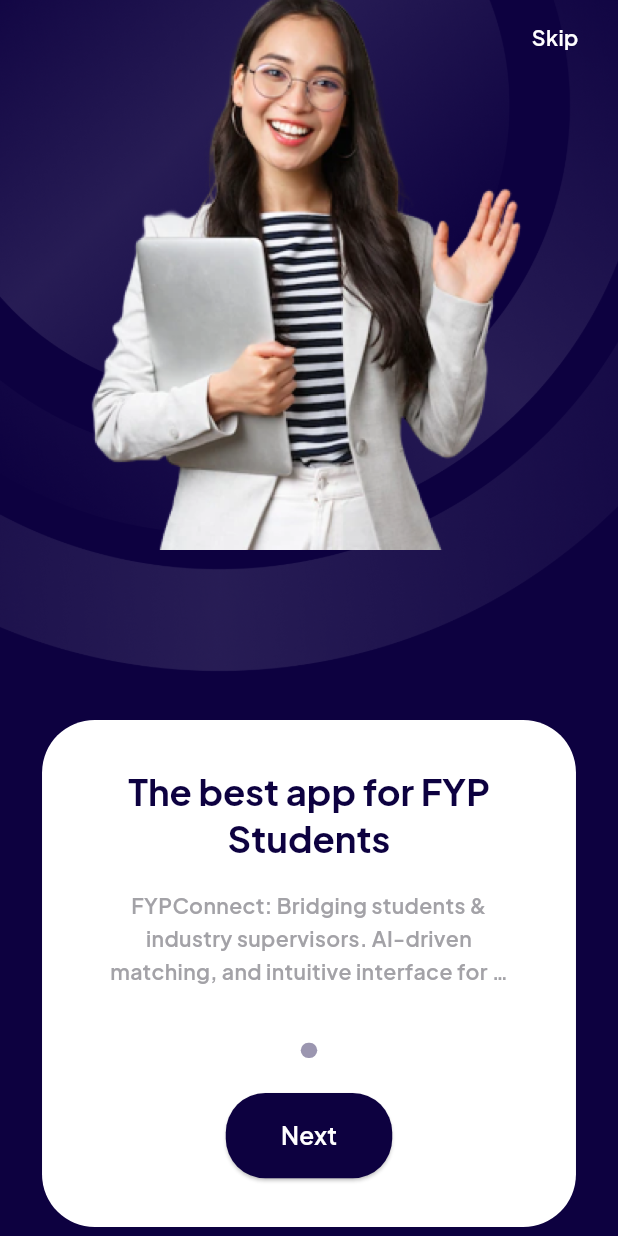
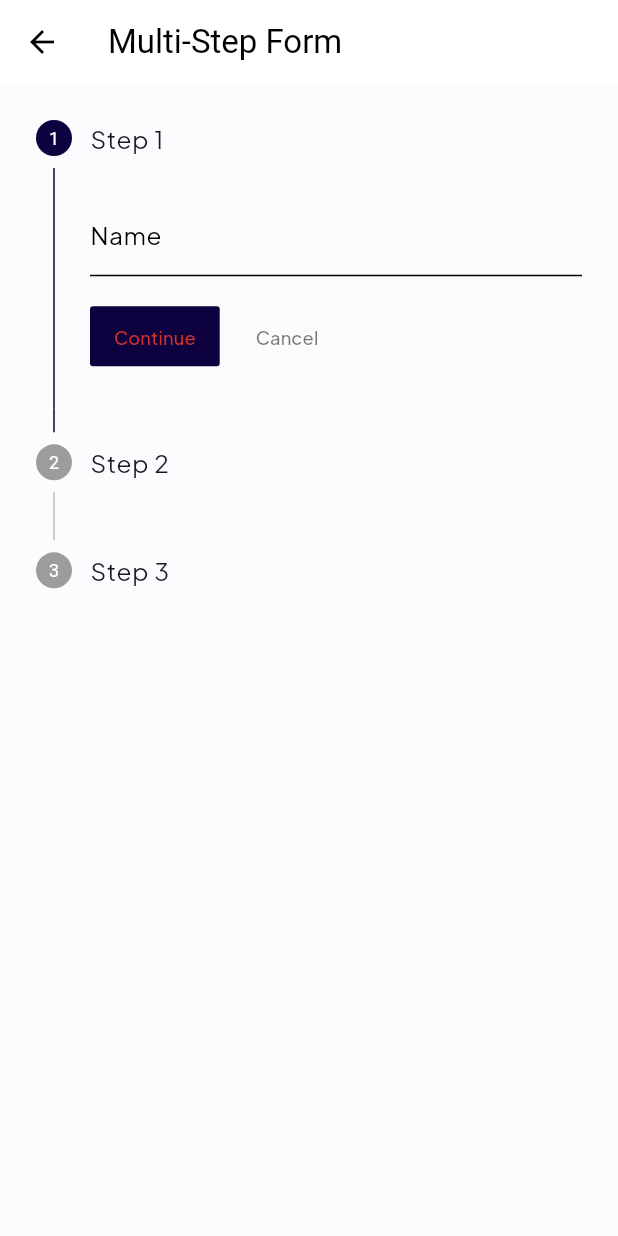
Before and after one commit to salmanmani167/EduBridge_flutter_app, a Flutter app: the screen it shows after launch, after a tap on "Start Now", on a phone screen of 412 x 824 dp. Run offline on Flutter 3.47's test engine with Material 3 defaults, Android fonts, the phone set to English and light mode, and no system bars; drawn by our look-alikes of carousel_slider, smooth_page_indicator; our stand-ins replace cached_network_image, flutter_svg, pin_code_fields.

Commit message:
Multi Step Form

```diff
--- /dev/null
+++ b/lib/presentation/multi_step_form/multi_step_form.dart
@@ -0,0 +1,81 @@
+import 'package:flutter/material.dart';
+import 'package:sulaman_s_application007/core/app_export.dart';
+
+class MultiStepForm extends StatefulWidget {
+  const MultiStepForm({Key? key}) : super(key: key);
+
+  @override
+  _MultiStepFormState createState() => _MultiStepFormState();
+}
+
+class _MultiStepFormState extends State<MultiStepForm> {
+  int currentStep = 0;
+  TextEditingController nameController = TextEditingController();
+  TextEditingController emailController = TextEditingController();
+  TextEditingController passwordController = TextEditingController();
+
+  @override
+  Widget build(BuildContext context) {
+    return Scaffold(
+      appBar: AppBar(
+        title: Text('Multi-Step Form'),
+      ),
+      body: Stepper(
+        currentStep: currentStep,
+        onStepContinue: () {
+          setState(() {
+            if (currentStep < 2) {
+              currentStep += 1;
+            }
+          });
+        },
+        onStepCancel: () {
+          setState(() {
+            if (currentStep > 0) {
+              currentStep -= 1;
+            }
+          });
+        },
+        steps: [
+          Step(
+            title: Text('Step 1'),
+            content: Column(
+              children: [
+                TextFormField(
+                  controller: nameController,
+                  decoration: InputDecoration(labelText: 'Name'),
+                ),
+              ],
+            ),
+            isActive: currentStep == 0,
+          ),
+          Step(
+            title: Text('Step 2'),
+            content: Column(
+              children: [
+                TextFormField(
+                  controller: emailController,
+                  decoration: InputDecoration(labelText: 'Email'),
+                ),
+              ],
+            ),
+            isActive: currentStep == 1,
+          ),
+          Step(
+            title: Text('Step 3'),
+            content: Column(
+              children: [
+                TextFormField(
+                  controller: passwordController,
+                  decoration: InputDecoration(labelText: 'Password'),
+                  obscureText: true,
+                ),
+              ],
+            ),
+            isActive: currentStep == 2,
+          ),
+        ],
+      ),
+    );
+  }
+}
--- a/lib/presentation/splash_screen/splash_screen.dart
+++ b/lib/presentation/splash_screen/splash_screen.dart
@@ -29,7 +29,7 @@
                 padding: const EdgeInsets.symmetric(horizontal: 80),
                 child: ElevatedButton(
                   onPressed: () {
-                    Navigator.pushNamed(context, AppRoutes.onboardingOneScreen);
+                    Navigator.pushNamed(context, AppRoutes.multiStepForm);
                   },
                   style: ButtonStyle(
                     backgroundColor: MaterialStateProperty.all(Colors.white),
--- a/lib/routes/app_routes.dart
+++ b/lib/routes/app_routes.dart
@@ -1,4 +1,5 @@
 import 'package:flutter/material.dart';
+import 'package:sulaman_s_application007/presentation/multi_step_form/multi_step_form.dart';
 import '../presentation/splash_screen/splash_screen.dart';
 import '../presentation/onboarding_one_screen/onboarding_one_screen.dart';
 import '../presentation/onboarding_two_screen/onboarding_two_screen.dart';
@@ -29,6 +30,7 @@
 
 class AppRoutes {
   static const String splashScreen = '/splash_screen';
+  static const String multiStepForm = '/multi_step_form';
 
   static const String onboardingOneScreen = '/onboarding_one_screen';
 
@@ -107,6 +109,7 @@
 
   static Map<String, WidgetBuilder> routes = {
     splashScreen: (context) => SplashScreen(),
+    multiStepForm: (context) => MultiStepForm(),
     onboardingOneScreen: (context) => OnboardingOneScreen(),
     onboardingTwoScreen: (context) => OnboardingTwoScreen(),
     onboardingThreeScreen: (context) => OnboardingThreeScreen(),
```
Also changed, not shown: 1 other file.
